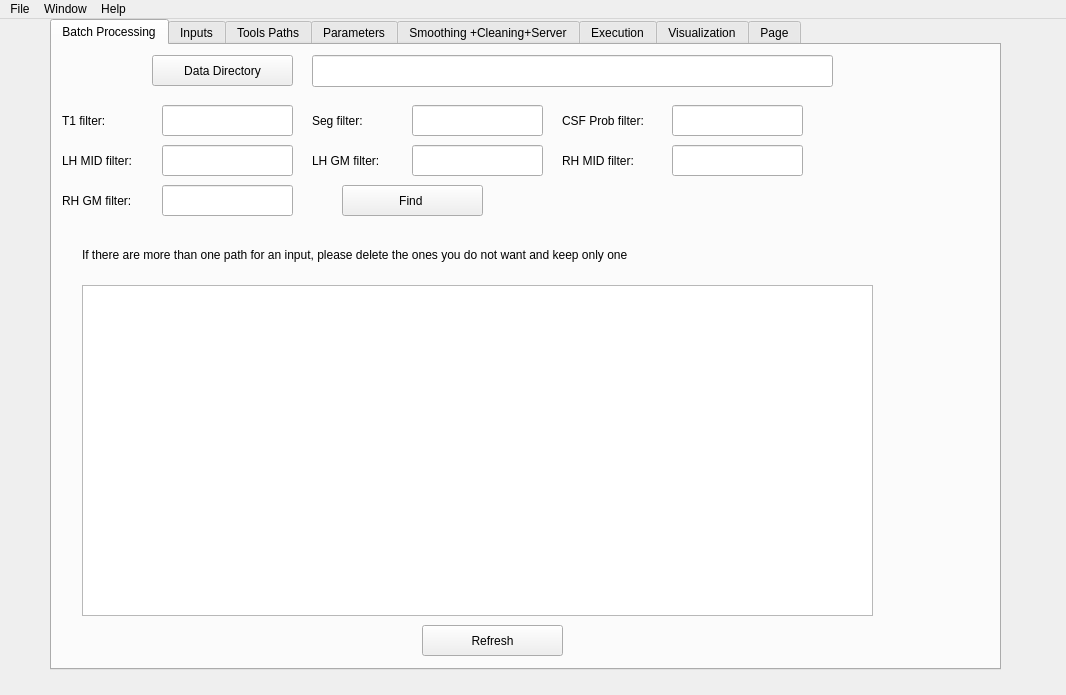
This is src/app/csfwindow.ui in tahya-deddah/Local_EACSF as Qt 5 draws it before an edit. The edited form follows.
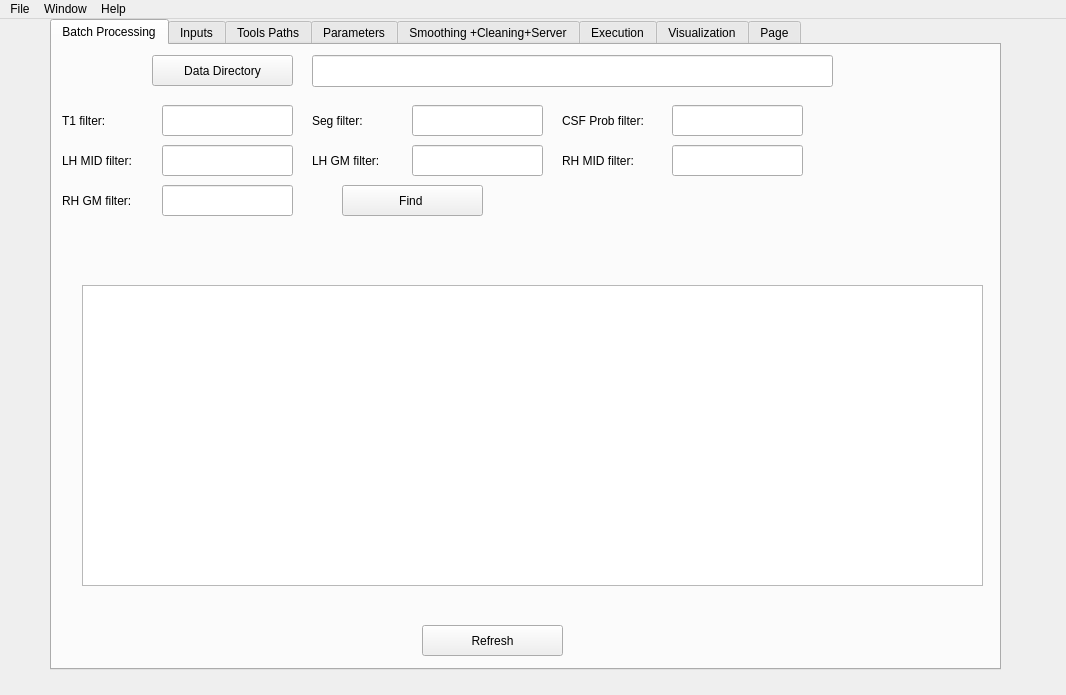
This is the edited form. The open tabs and pages were chosen to show the change.

What changed in the file:
```diff
--- a/src/app/csfwindow.ui
+++ b/src/app/csfwindow.ui
@@ -252,29 +252,16 @@
        <string>Find </string>
       </property>
      </widget>
-     <widget class="QTextEdit" name="textEdit_Paths">
+     <widget class="QTableWidget" name="tableWidget">
       <property name="geometry">
        <rect>
         <x>30</x>
         <y>240</y>
-        <width>791</width>
-        <height>331</height>
+        <width>901</width>
+        <height>301</height>
        </rect>
       </property>
      </widget>
-     <widget class="QLabel" name="label">
-      <property name="geometry">
-       <rect>
-        <x>30</x>
-        <y>190</y>
-        <width>751</width>
-        <height>41</height>
-       </rect>
-      </property>
-      <property name="text">
-       <string>&lt;html&gt;&lt;head/&gt;&lt;body&gt;&lt;p&gt;If there are more than one path for an input, please delete the ones you do not want and keep only one &lt;/p&gt;&lt;/body&gt;&lt;/html&gt;</string>
-      </property>
-     </widget>
     </widget>
     <widget class="QWidget" name="tab_inputs">
      <attribute name="title">
```
Left out of the diff: 12 changed lines with no effect on the pictures.
